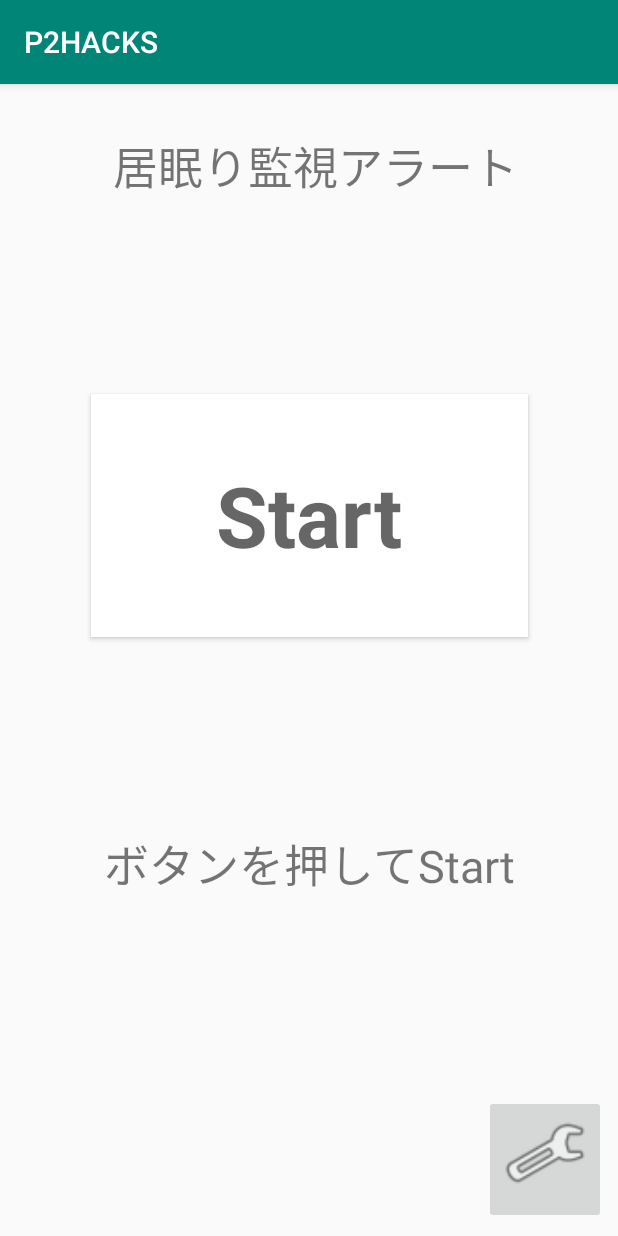
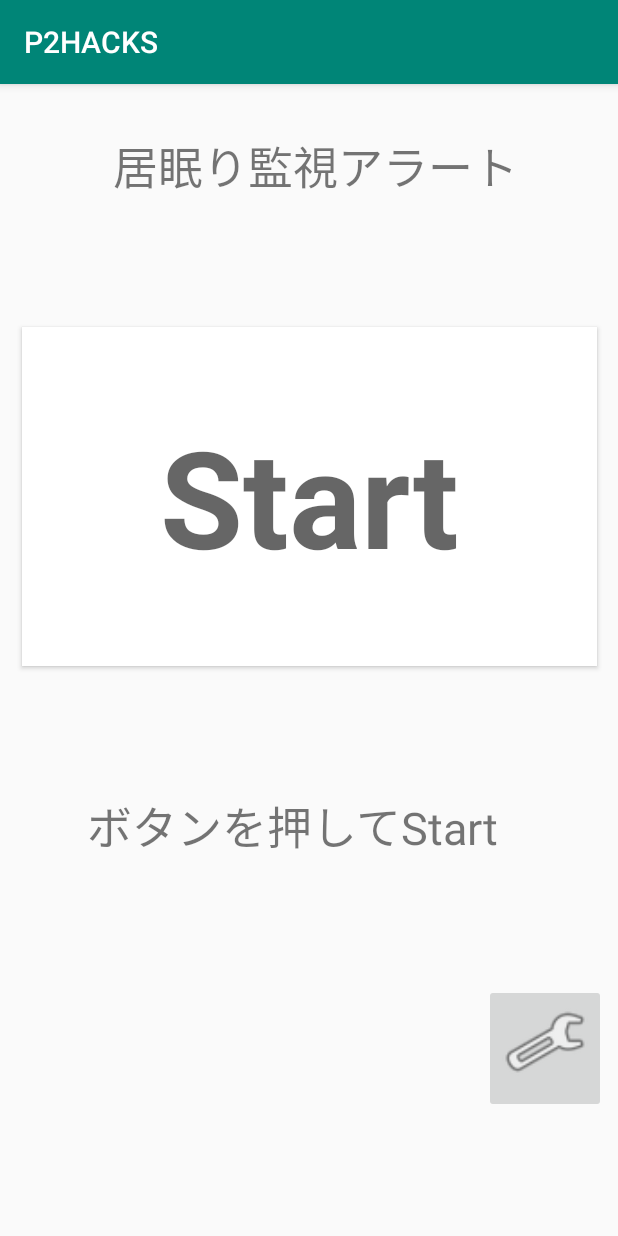
Before and after one commit to p2hacks/team1907, an Android app: the screen it shows after launch (MainActivity), on a phone screen of 412 x 824 dp. Run offline under Robolectric (Android 15) with nearby library versions, the phone set to English and light mode, and no system bars.

Commit message:
change design

```diff
--- a/P2HACKS4/app/src/main/java/com/example/p2hacks/MainActivity.java
+++ b/P2HACKS4/app/src/main/java/com/example/p2hacks/MainActivity.java
@@ -4,6 +4,7 @@ import android.hardware.Sensor;
 import android.hardware.SensorEvent;
 import android.hardware.SensorEventListener;
 import android.hardware.SensorManager;
+import android.media.SoundPool;
 import android.os.Vibrator;
 import android.support.v7.app.AppCompatActivity;
 import android.os.Bundle;
@@ -38,6 +39,10 @@ public class MainActivity extends AppCompatActivity
 
     //private boolean move = false;
     public  boolean move = false;
+
+    //SoundPool
+    private SoundPool soundPool;
+    private int soundOne, soundTwo;
 
     @Override
     protected void onCreate(Bundle savedInstanceState) {
@@ -119,7 +124,7 @@ public class MainActivity extends AppCompatActivity
 
             String strct = " ct: " + ct + "\n";
 
-            if(flag || outflag) textView2.setText(strct);
+            if(flag || outflag) textView2.setText(strct);//カウント確認用なのでコメントアウト
 
             //stopボタンのとき，ctが20を超えたらヘドバン
             if(flag && !outflag && ct > 10) {
@@ -161,9 +166,9 @@ public class MainActivity extends AppCompatActivity
                 button1.setText("Stop");
             }
         }else{
-            textView1.setText("warning!!!!!!!!");
+            textView1.setText("Warning!!!!!!!!");
             textView2.setText("ヘドバンの時間だ！！！");
-            button1.setText("NOOO");
+            button1.setText("Wake Up");
         }
     }
 }
--- a/P2HACKS4/app/src/main/res/layout/activity_main.xml
+++ b/P2HACKS4/app/src/main/res/layout/activity_main.xml
@@ -35,26 +35,30 @@
         android:textSize="30sp"
         app:layout_constraintBottom_toBottomOf="parent"
         app:layout_constraintEnd_toEndOf="parent"
+        app:layout_constraintHorizontal_bias="0.408"
         app:layout_constraintStart_toStartOf="parent"
-        app:layout_constraintTop_toTopOf="parent" />
+        app:layout_constraintTop_toTopOf="parent"
+        app:layout_constraintVertical_bias="0.442" />
 
 
     <ImageButton
         android:id="@+id/setButton"
         android:layout_width="81dp"
         android:layout_height="86dp"
+        android:layout_marginTop="8dp"
         android:layout_marginEnd="8dp"
         android:layout_marginRight="8dp"
         android:layout_marginBottom="8dp"
         android:scaleType="fitStart"
         app:layout_constraintBottom_toBottomOf="parent"
         app:layout_constraintEnd_toEndOf="parent"
+        app:layout_constraintTop_toBottomOf="@+id/sitaText"
         app:srcCompat="@android:drawable/ic_menu_manage" />
 
     <Button
         android:id="@+id/onButton"
-        android:layout_width="291dp"
-        android:layout_height="162dp"
+        android:layout_width="383dp"
+        android:layout_height="226dp"
         android:layout_marginStart="8dp"
         android:layout_marginLeft="8dp"
         android:layout_marginTop="8dp"
@@ -63,7 +67,9 @@
         android:layout_marginBottom="8dp"
         android:background="@android:color/background_light"
         android:text="Start"
+        android:textAllCaps="false"
         android:textAppearance="@style/TextAppearance.AppCompat.Display3"
+        android:textSize="90sp"
         android:textStyle="bold"
         app:layout_constraintBottom_toTopOf="@+id/sitaText"
         app:layout_constraintEnd_toEndOf="parent"
```
